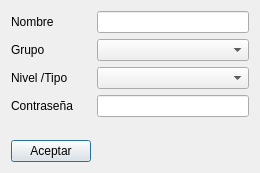
Before: the Qt Designer form Dialogs/DlgNewROSAPIUser.ui in silderan/QMikPPPManager, drawn with Qt 5.
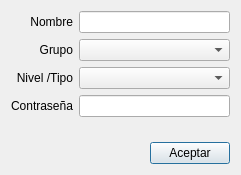
After: the same form once the commit is applied. Custom widgets are drawn as their Qt base class.

What changed in the file:
```diff
--- a/Dialogs/DlgNewROSAPIUser.ui
+++ b/Dialogs/DlgNewROSAPIUser.ui
@@ -1,99 +1,110 @@
 <?xml version="1.0" encoding="UTF-8"?>
 <ui version="4.0">
- <class>DlgROSAPIUser</class>
- <widget class="QDialog" name="DlgROSAPIUser">
+ <class>DlgNewROSAPIUser</class>
+ <widget class="QDialog" name="DlgNewROSAPIUser">
   <property name="geometry">
    <rect>
     <x>0</x>
     <y>0</y>
-    <width>260</width>
-    <height>173</height>
+    <width>241</width>
+    <height>175</height>
    </rect>
   </property>
   <property name="windowTitle">
-   <string>Nuevo usuario ROS API</string>
+   <string>Dialog</string>
   </property>
   <layout class="QGridLayout" name="gridLayout">
+   <item row="0" column="0">
+    <widget class="QLabel" name="label">
+     <property name="text">
+      <string>Nombre</string>
+     </property>
+     <property name="alignment">
+      <set>Qt::AlignRight|Qt::AlignTrailing|Qt::AlignVCenter</set>
+     </property>
+    </widget>
+   </item>
+   <item row="0" column="1">
+    <widget class="QLineEdit" name="userNameLineEdit"/>
+   </item>
    <item row="1" column="0">
     <widget class="QLabel" name="label_2">
      <property name="text">
       <string>Grupo</string>
      </property>
+     <property name="alignment">
+      <set>Qt::AlignRight|Qt::AlignTrailing|Qt::AlignVCenter</set>
+     </property>
     </widget>
    </item>
+   <item row="1" column="1">
+    <widget class="QComboBox" name="grupNameComboBox"/>
+   </item>
    <item row="2" column="0">
     <widget class="QLabel" name="label_3">
      <property name="text">
       <string>Nivel /Tipo</string>
      </property>
+     <property name="alignment">
+      <set>Qt::AlignRight|Qt::AlignTrailing|Qt::AlignVCenter</set>
+     </property>
     </widget>
    </item>
    <item row="2" column="1">
-    <widget class="QROSAPIUserLevelComboBox" name="userLevelComboBox"/>
-   </item>
-   <item row="0" column="0">
-    <widget class="QLabel" name="label">
-     <property name="text">
-      <string>Nombre</string>
-     </property>
-    </widget>
-   </item>
-   <item row="0" column="1">
-    <widget class="QLineEdit" name="userNameLineEdit"/>
-   </item>
-   <item row="5" column="0">
-    <widget class="QPushButton" name="acceptButton">
-     <property name="text">
-      <string>Aceptar</string>
-     </property>
-    </widget>
+    <widget class="QComboBox" name="userLevelComboBox"/>
    </item>
    <item row="3" column="0">
     <widget class="QLabel" name="label_4">
      <property name="text">
       <string>Contraseña</string>
      </property>
+     <property name="alignment">
+      <set>Qt::AlignRight|Qt::AlignTrailing|Qt::AlignVCenter</set>
+     </property>
     </widget>
    </item>
    <item row="3" column="1">
     <widget class="QLineEdit" name="userPassLineEdit"/>
    </item>
-   <item row="1" column="1">
-    <widget class="QROSAPIUsersGroupComboBox" name="grupNameComboBox"/>
-   </item>
-   <item row="4" column="1">
+   <item row="4" column="0" colspan="2">
     <spacer name="verticalSpacer">
      <property name="orientation">
       <enum>Qt::Vertical</enum>
      </property>
      <property name="sizeHint" stdset="0">
       <size>
-       <width>20</width>
+       <width>198</width>
        <height>40</height>
       </size>
      </property>
     </spacer>
    </item>
+   <item row="5" column="0" colspan="2">
+    <layout class="QHBoxLayout" name="horizontalLayout">
+     <item>
+      <spacer name="horizontalSpacer">
+       <property name="orientation">
+        <enum>Qt::Horizontal</enum>
+       </property>
+       <property name="sizeHint" stdset="0">
+        <size>
+         <width>40</width>
+         <height>20</height>
+        </size>
+       </property>
+      </spacer>
+     </item>
+     <item>
+      <widget class="QPushButton" name="acceptButton">
+       <property name="text">
+        <string>Aceptar</string>
+       </property>
+      </widget>
+     </item>
+    </layout>
+   </item>
   </layout>
  </widget>
- <customwidgets>
-  <customwidget>
-   <class>QROSAPIUsersGroupComboBox</class>
-   <extends>QComboBox</extends>
-   <header>Widgets/QROSAPIUsersGroupComboBox.h</header>
-  </customwidget>
-  <customwidget>
-   <class>QROSAPIUserLevelComboBox</class>
-   <extends>QComboBox</extends>
-   <header>Widgets/QROSAPIUserLevelComboBox.h</header>
-  </customwidget>
- </customwidgets>
- <tabstops>
-  <tabstop>userNameLineEdit</tabstop>
-  <tabstop>grupNameComboBox</tabstop>
-  <tabstop>userLevelComboBox</tabstop>
-  <tabstop>userPassLineEdit</tabstop>
- </tabstops>
  <resources/>
  <connections/>
 </ui>
```
